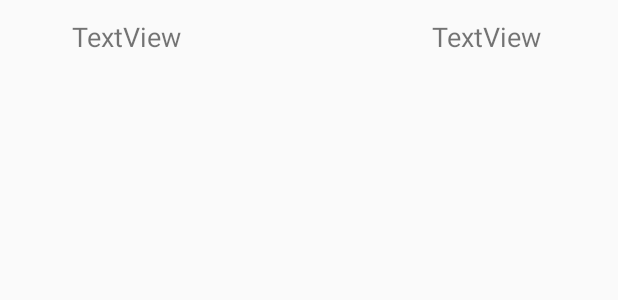
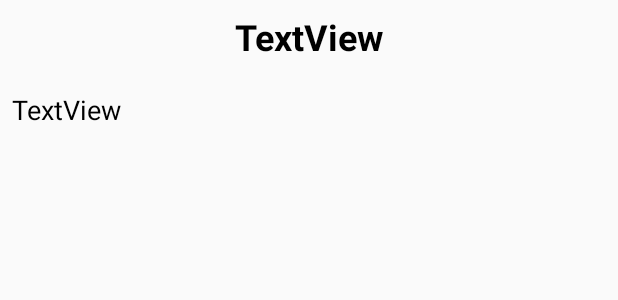
Before and after one commit to Shalamovvs/Action, an Android app: the layout movie_base.xml on its own in the app's theme, with its tools: preview values and no code run, on a phone screen of 412 x 824 dp. Shown: the top 300 px of the screen. Run offline under Robolectric (Android 15) with nearby library versions, the phone set to English and light mode, and no system bars.

Commit message:
Commit 10.05.2019

```diff
--- a/app/build.gradle
+++ b/app/build.gradle
@@ -1,7 +1,6 @@
 apply plugin: 'com.android.application'
-
 apply plugin: 'kotlin-android'
-
+apply plugin: 'kotlin-kapt'
 apply plugin: 'kotlin-android-extensions'
 
 android {
@@ -31,6 +30,8 @@ dependencies {
     implementation 'com.squareup.okhttp3:okhttp:3.11.0'
     implementation 'com.google.code.gson:gson:2.8.5'
     implementation 'com.squareup.picasso:picasso:2.71828'
+    implementation "android.arch.persistence.room:runtime:1.1.1"
+    kapt "android.arch.persistence.room:compiler:1.1.1"
     implementation 'org.jetbrains.kotlinx:kotlinx-coroutines-core:1.1.0'
     implementation 'org.jetbrains.kotlinx:kotlinx-coroutines-android:1.1.0'
     androidTestImplementation 'com.android.support.test:runner:1.0.2'
--- a/app/src/main/AndroidManifest.xml
+++ b/app/src/main/AndroidManifest.xml
@@ -3,6 +3,8 @@
           package="com.example.filmapp">
 
     <uses-permission android:name="android.permission.INTERNET"/>
+    <uses-permission android:name="android.permission.READ_EXTERNAL_STORAGE" />
+    <uses-permission android:name="android.permission.WRITE_EXTERNAL_STORAGE" />
 
     <application
             android:allowBackup="true"
--- a/app/src/main/java/com/example/filmapp/MainAdapter.kt
+++ b/app/src/main/java/com/example/filmapp/MainAdapter.kt
@@ -5,6 +5,12 @@ import android.view.LayoutInflater
 import android.view.View
 import android.view.ViewGroup
 import kotlinx.android.synthetic.main.movie_list.view.*
+import android.text.method.TextKeyListener.clear
+import android.text.method.TextKeyListener.clear
+
+
+
+
 
 class MainAdapter(val nameList:ArrayList<Model>):RecyclerView.Adapter<CustomViewHolder>(){
 
--- a/app/src/main/java/com/example/filmapp/Page2.kt
+++ b/app/src/main/java/com/example/filmapp/Page2.kt
@@ -9,6 +9,9 @@ import android.widget.EditText
 import kotlinx.android.synthetic.main.activity_page2.*
 import kotlinx.android.synthetic.main.movie_list.*
 import kotlinx.android.synthetic.main.movie_list.view.*
+import android.text.method.TextKeyListener.clear
+
+
 
 class Page2 : AppCompatActivity() {
 
@@ -27,7 +30,8 @@ class Page2 : AppCompatActivity() {
     }
     fun restart(view: View)
     {
-        recyclerView_Second.removeAllViewsInLayout();
+        recyclerView_Second.clearOnChildAttachStateChangeListeners()
+        //recyclerView_Second.removeAllViewsInLayout();
     }
 
     fun sendDetails(view: View)
--- a/app/src/main/java/com/example/filmapp/SecondAdapter.kt
+++ b/app/src/main/java/com/example/filmapp/SecondAdapter.kt
@@ -21,8 +21,9 @@ class SecondAdapter(val homeFeed:HomeFeed): RecyclerView.Adapter<CustomViewHolde
 
     override fun onBindViewHolder(holder: CustomViewHolderBase, position: Int) {
         val film = homeFeed.results.get(position)
-        holder.view.movie_view_title.text = film.original_title
-        holder.view.movie_view_year.text = film.release_date
+        holder.view.movie_view_title.text = film.title
+        Picasso.get().load("https://image.tmdb.org/t/p/w600_and_h900_bestv2"+film.poster_path).into(holder.view.posterView);
+        holder.view.overviewView.text = film.overview
     }
 }
 class CustomViewHolderBase(val view:View): RecyclerView.ViewHolder(view){
--- a/app/src/main/res/layout/activity_page3.xml
+++ b/app/src/main/res/layout/activity_page3.xml
@@ -7,14 +7,14 @@
         android:layout_height="match_parent"
         tools:context="com.example.filmapp.Page3" android:background="@color/colorTheme">
     <android.support.v7.widget.RecyclerView
-            android:layout_width="400dp"
-            android:layout_height="493dp"
+            android:layout_width="0dp"
+            android:layout_height="0dp"
             android:background="@color/colorTheme2"
             app:layout_constraintStart_toStartOf="parent" android:layout_marginStart="8dp"
             app:layout_constraintTop_toTopOf="parent"
             app:layout_constraintEnd_toEndOf="parent" android:layout_marginEnd="8dp"
             app:layout_constraintHorizontal_bias="0.6" android:layout_marginBottom="8dp"
-            app:layout_constraintBottom_toBottomOf="parent" app:layout_constraintVertical_bias="0.017"
+            app:layout_constraintBottom_toBottomOf="parent" app:layout_constraintVertical_bias="0.050000012"
             android:id="@+id/main_Recycler"/>
     <ImageButton
             android:background="@drawable/roundedbutton"
--- a/app/src/main/res/layout/movie_base.xml
+++ b/app/src/main/res/layout/movie_base.xml
@@ -1,23 +1,37 @@
 <?xml version="1.0" encoding="utf-8"?>
+
 <android.support.constraint.ConstraintLayout
         xmlns:android="http://schemas.android.com/apk/res/android"
         xmlns:app="http://schemas.android.com/apk/res-auto" xmlns:tools="http://schemas.android.com/tools" android:layout_width="match_parent"
         android:layout_height="wrap_content">
-
     <TextView
             android:text="TextView"
-            android:layout_width="189dp"
+            android:layout_width="0dp"
+            android:textStyle="bold"
             android:layout_height="wrap_content"
+            android:layout_above="@id/posterView"
             android:id="@+id/movie_view_title" app:layout_constraintStart_toStartOf="parent"
-            android:layout_marginStart="48dp"
-            android:layout_marginTop="12dp" app:layout_constraintTop_toTopOf="parent" android:textAlignment="textStart"
-            android:textSize="18sp"/>
+            android:layout_marginStart="8dp" app:layout_constraintEnd_toEndOf="parent" android:layout_marginEnd="8dp"
+            android:layout_marginTop="8dp" app:layout_constraintTop_toTopOf="parent" android:textSize="24sp"
+            android:textAlignment="center" android:textColor="@android:color/black"/>
+    <ImageView
+            android:layout_width="0dp"
+            android:layout_below="@id/movie_view_title"
+            android:layout_height="wrap_content"
+            android:id="@+id/posterView"
+            android:background="@color/colorBlack"
+            app:layout_constraintTop_toBottomOf="@+id/movie_view_title"
+            app:layout_constraintStart_toStartOf="parent" android:layout_marginStart="8dp"
+            app:layout_constraintEnd_toEndOf="parent" android:layout_marginEnd="8dp"
+    />
     <TextView
             android:text="TextView"
-            android:layout_width="91dp"
-            android:layout_height="wrap_content"
-            android:id="@+id/movie_view_year" app:layout_constraintEnd_toEndOf="parent" android:layout_marginEnd="8dp"
-            app:layout_constraintStart_toEndOf="@+id/movie_view_title" android:layout_marginStart="8dp"
-            android:layout_marginTop="12dp" app:layout_constraintTop_toTopOf="parent"
-            app:layout_constraintHorizontal_bias="0.492" android:textAlignment="center" android:textSize="18sp"/>
+            android:layout_below="@id/posterView"
+            android:layout_width="0dp"
+            android:layout_height="wrap_content" android:id="@+id/overviewView"
+            app:layout_constraintStart_toStartOf="parent" android:layout_marginStart="8dp"
+            app:layout_constraintEnd_toEndOf="parent" android:layout_marginEnd="8dp" android:layout_marginTop="20dp"
+            app:layout_constraintTop_toBottomOf="@+id/posterView" app:layout_constraintHorizontal_bias="0.0"
+            android:layout_marginBottom="16dp" app:layout_constraintBottom_toBottomOf="parent" android:textSize="18sp"
+            android:textColor="@android:color/black"/>
 </android.support.constraint.ConstraintLayout>
--- a/app/src/main/res/layout/movie_list.xml
+++ b/app/src/main/res/layout/movie_list.xml
@@ -10,14 +10,14 @@
             android:layout_height="wrap_content"
             android:id="@+id/film_view_title" app:layout_constraintStart_toStartOf="parent"
             android:layout_marginStart="48dp"
-            android:layout_marginTop="12dp" app:layout_constraintTop_toTopOf="parent" android:textAlignment="textStart"
+            android:layout_marginTop="16dp" app:layout_constraintTop_toTopOf="parent" android:textAlignment="textStart"
             android:textSize="18sp"/>
     <TextView
             android:text="TextView"
             android:layout_width="91dp"
             android:layout_height="wrap_content"
-            android:id="@+id/film_view_year" app:layout_constraintEnd_toEndOf="parent" android:layout_marginEnd="8dp"
+            android:id="@+id/film_view_year" app:layout_constraintEnd_toEndOf="parent" android:layout_marginEnd="48dp"
             app:layout_constraintStart_toEndOf="@+id/movie_view_title" android:layout_marginStart="8dp"
-            android:layout_marginTop="12dp" app:layout_constraintTop_toTopOf="parent"
+            android:layout_marginTop="16dp" app:layout_constraintTop_toTopOf="parent"
             app:layout_constraintHorizontal_bias="0.492" android:textAlignment="center" android:textSize="18sp"/>
 </android.support.constraint.ConstraintLayout>
--- a/app/src/main/res/values/colors.xml
+++ b/app/src/main/res/values/colors.xml
@@ -1,8 +1,9 @@
 <?xml version="1.0" encoding="utf-8"?>
 <resources>
-    <color name="colorPrimary">#1D1C1C</color>
+    <color name="colorPrimary">#191970</color>
+    <color name="colorBlack">#1D1C1C</color>
     <color name="colorTheme">#EE2D3531</color>
     <color name="colorTheme2">#EDF1F3</color>
-    <color name="colorPrimaryDark">#A80202</color>
+    <color name="colorPrimaryDark">#191970</color>
     <color name="colorAccent">#D81B60</color>
 </resources>
```
Also changed, not shown: app/src/main/java/com/example/filmapp/Page3.kt (+16 -6 lines), app/src/main/res/layout/activity_main.xml (+6 -6 lines), settings.gradle (line endings or trailing spaces).
